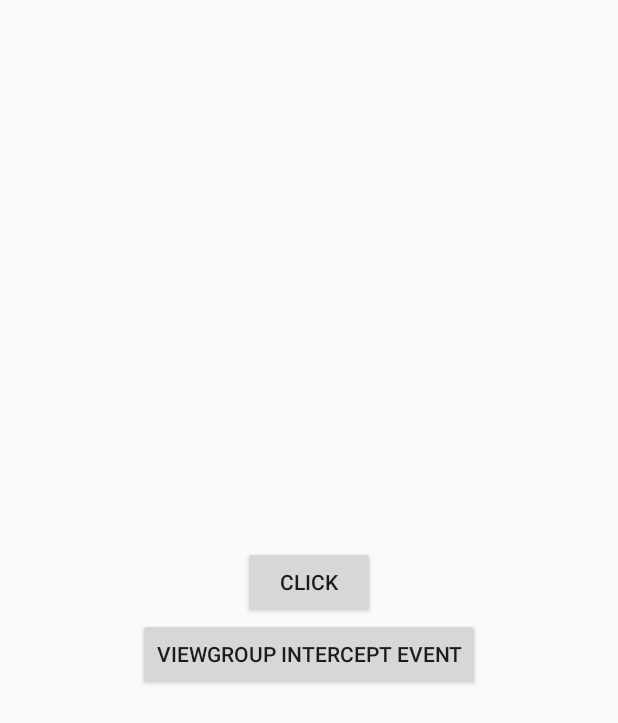
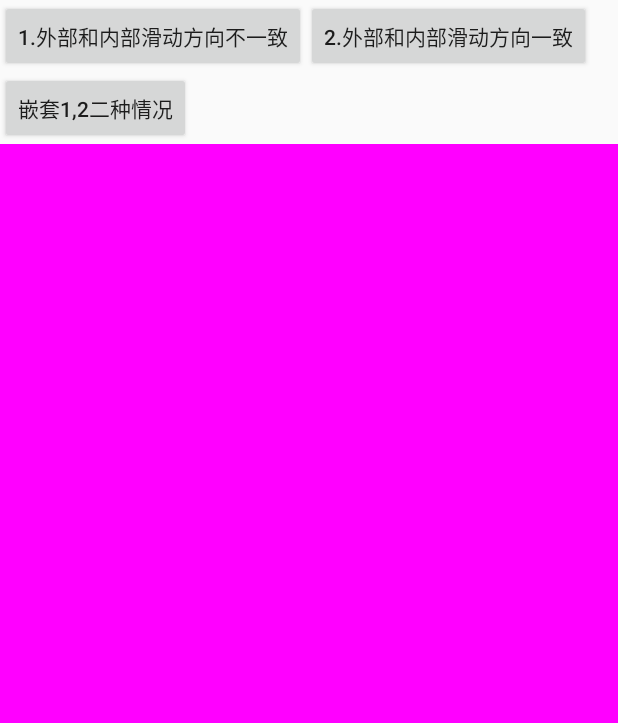
Before and after one commit to MitchZhang/Learn, an Android app: the DispatchActivity screen opened directly, with no data from a screen before it, on a phone screen of 412 x 824 dp. Shown: the top 723 px of the screen. Run offline under Robolectric (Android 15) with nearby library versions, the phone set to English and light mode, and no system bars; libraries missing offline, so code that uses them is left out: com.blankj.utilcode.

Commit message:
事件分发

```diff
--- a/app/src/main/AndroidManifest.xml
+++ b/app/src/main/AndroidManifest.xml
@@ -28,6 +28,7 @@
         <activity android:name=".ipc.binder.messenger.MessengerActivity" />
         <activity android:name=".ipc.binder.contentprovider.ProviderActivity" />
         <activity android:name=".dispatch.DispatchActivity" />
+        <activity android:name=".dispatch.TouchEventActivity" />
 
         <service android:name=".ipc.binder.GradleService"
             android:process=":remote"
--- a/app/src/main/java/com/mitch/learnandroid/dispatch/DispatchActivity.kt
+++ b/app/src/main/java/com/mitch/learnandroid/dispatch/DispatchActivity.kt
@@ -1,6 +1,7 @@
 package com.mitch.learnandroid.dispatch
 
 import android.app.Activity
+import android.content.Intent
 import android.os.Bundle
 import android.util.Log
 import android.view.MotionEvent
@@ -16,36 +17,41 @@ import com.mitch.learnandroid.tools.EventTools
  * @author: MitchZhang
  * @Date: 2022/7/20
  */
-class DispatchActivity : Activity() {
+class DispatchActivity : Activity() ,View.OnClickListener{
 
     private lateinit var btn1: Button
     private lateinit var btn2: Button
-    private lateinit var viewGroup: MyLinearLayout
+    private lateinit var btn3: Button
 
     // 事件分发顺序: Activity->Window(PhoneWindow)->DecorView(setContentView设置的view)
     override fun onCreate(savedInstanceState: Bundle?) {
         super.onCreate(savedInstanceState)
         setContentView(R.layout.activity_dispatch_layout)
+        initView()
+    }
+
+    private fun initView() {
+        btn1 = findViewById<Button>(R.id.btn1)
         btn2 = findViewById<Button>(R.id.btn2)
-        btn1 = findViewById<Button>(R.id.btn1)
-        viewGroup = findViewById<MyLinearLayout>(R.id.ll)
-        btn1.setOnClickListener {
-            ToastUtils.showShort("Btn1 Click")
-        }
-        btn2.setOnClickListener {
-            ToastUtils.showShort("Btn2 Click")
-            viewGroup.interceptEvent = true
+        btn3 = findViewById<Button>(R.id.btn3)
+
+        btn1.setOnClickListener(this)
+        btn2.setOnClickListener(this)
+        btn3.setOnClickListener(this)
+
+    }
+
+    override fun onClick(v: View) {
+        when(v.id){
+            R.id.btn1 ->{
+
+            }
+            R.id.btn2 ->{
+
+            }
+            R.id.btn3 ->{
+
+            }
         }
     }
-
-    override fun dispatchTouchEvent(ev: MotionEvent): Boolean {
-        Log.e("DispatchActivity", "dispatchTouchEvent:${EventTools.getEventStr(ev.action)}")
-        return super.dispatchTouchEvent(ev)
-    }
-
-    override fun onTouchEvent(event: MotionEvent): Boolean {
-        Log.e("DispatchActivity", "onTouchEvent:${EventTools.getEventStr(event.action)}")
-        return super.onTouchEvent(event)
-    }
-
 }
--- a/app/src/main/java/com/mitch/learnandroid/dispatch/MyLinearLayout.kt
+++ b/app/src/main/java/com/mitch/learnandroid/dispatch/MyLinearLayout.kt
@@ -15,8 +15,6 @@ import com.mitch.learnandroid.tools.EventTools
  */
 class MyLinearLayout(var mContext: Context, var attributes: AttributeSet) :
     LinearLayout(mContext, attributes) {
-
-    var interceptEvent = false
 
     //ViewGroup的事件分发
     override fun dispatchTouchEvent(ev: MotionEvent): Boolean {
--- a/app/src/main/res/layout/activity_dispatch_layout.xml
+++ b/app/src/main/res/layout/activity_dispatch_layout.xml
@@ -1,5 +1,5 @@
 <?xml version="1.0" encoding="utf-8"?>
-<com.mitch.learnandroid.dispatch.MyLinearLayout
+<LinearLayout
     xmlns:android="http://schemas.android.com/apk/res/android"
     android:id="@+id/ll"
     android:layout_width="match_parent"
@@ -7,18 +7,40 @@
     android:gravity="center"
     android:orientation="vertical">
 
+    <RelativeLayout
+        android:layout_width="match_parent"
+        android:layout_height="wrap_content"
+        android:orientation="horizontal">
+
         <Button
             android:id="@+id/btn1"
             android:layout_width="wrap_content"
             android:layout_height="wrap_content"
-        android:text="click"/>
+            android:text="1.外部和内部滑动方向不一致"/>
 
         <Button
             android:id="@+id/btn2"
             android:layout_width="wrap_content"
             android:layout_height="wrap_content"
-        android:text="ViewGroup Intercept Event"/>
+            android:layout_toEndOf="@id/btn1"
+            android:text="2.外部和内部滑动方向一致"/>
+
+        <Button
+            android:id="@+id/btn3"
+            android:layout_width="wrap_content"
+            android:layout_height="wrap_content"
+            android:layout_below="@id/btn1"
+            android:text="嵌套1,2二种情况"/>
+
+
+    </RelativeLayout>
+
+    <FrameLayout
+        android:layout_width="match_parent"
+        android:layout_height="0dp"
+        android:layout_weight="1"
+        android:background="#ff00ff"/>
 
 
 
-</com.mitch.learnandroid.dispatch.MyLinearLayout>
+</LinearLayout>
```
Also changed, not shown: app/src/main/java/com/mitch/learnandroid/dispatch/MySeekBar.kt (added, +33 -0 lines), app/src/main/java/com/mitch/learnandroid/dispatch/TouchEventActivity.kt (added, +27 -0 lines), app/src/main/java/com/mitch/learnandroid/dispatch/fragment/TouchFragment1.kt (added, +29 -0 lines), app/src/main/res/drawable/seekbar_style.xml (added, +36 -0 lines), app/src/main/res/drawable/seekbar_thumb.xml (added, +33 -0 lines), app/src/main/res/layout/fragment_touch1.xml (added, +7 -0 lines), app/src/main/res/layout/touch_activity.xml (added, +41 -0 lines), 1 other file. Lines whose indentation alone changed are shown as unchanged.
